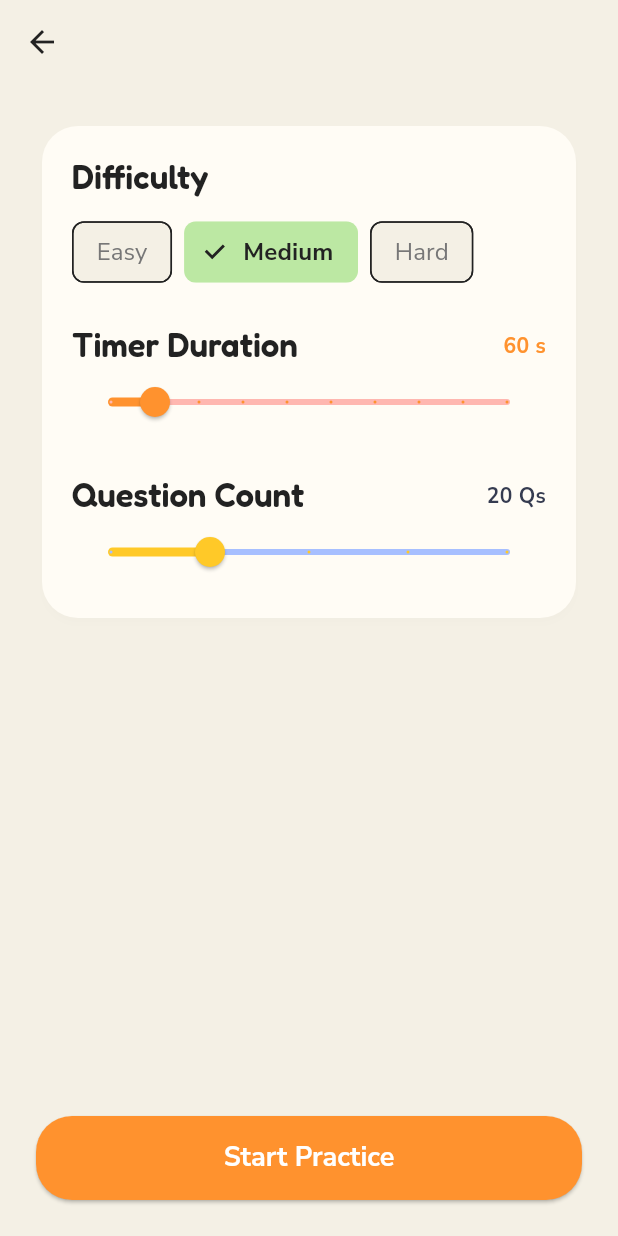
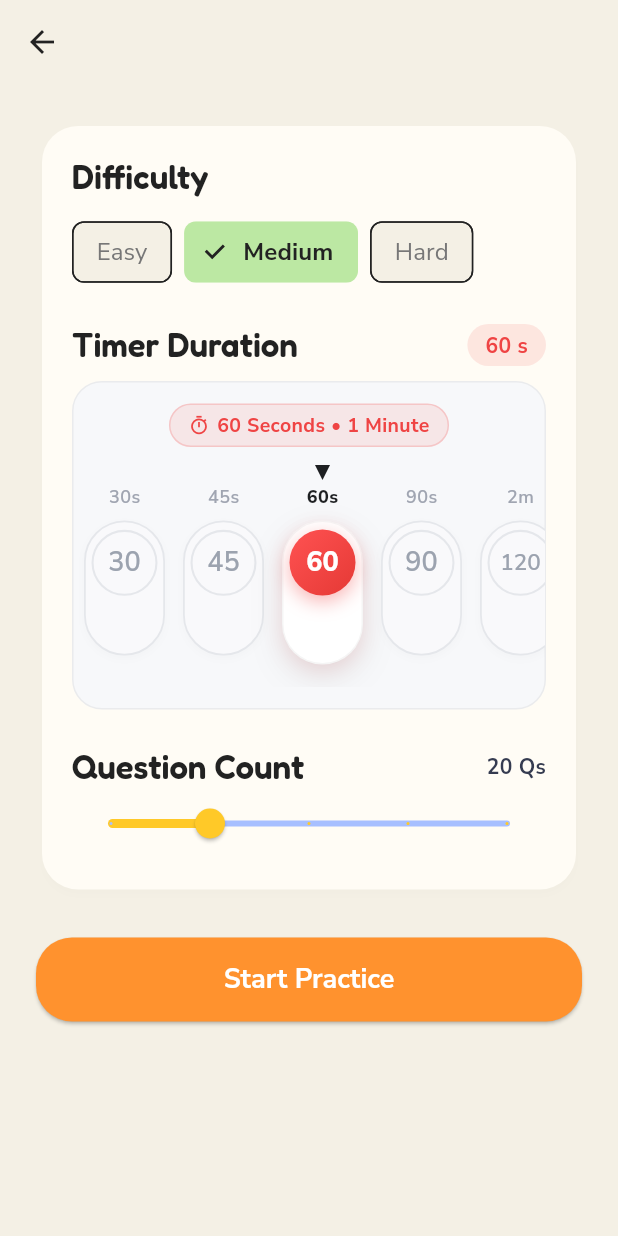
Before and after one commit to ajaydy2006-web/maths-solver, a Flutter app: the ConfigurationScreen screen opened directly with empty values, on a phone screen of 412 x 824 dp. Run offline on Flutter 3.47's test engine with Material 3 defaults, Android fonts, the phone set to English and light mode, and no system bars; our stand-ins replace flutter_riverpod, go_router, google_fonts, sqflite; accounts and stored records are empty.

Commit message:
Add calendar-inspired time selector with sliding animation and red highlight

```diff
--- a/lib/core/theme.dart
+++ b/lib/core/theme.dart
@@ -80,7 +80,7 @@ class AppTheme {
           ),
         ),
       ),
-      cardTheme: CardTheme(
+      cardTheme: CardThemeData(
         color: AppColors.surfacePrimary,
         shape: RoundedRectangleBorder(
           borderRadius: BorderRadius.circular(24),
--- a/lib/features/practice/configuration_screen.dart
+++ b/lib/features/practice/configuration_screen.dart
@@ -3,6 +3,7 @@ import 'package:flutter_riverpod/flutter_riverpod.dart';
 import 'package:go_router/go_router.dart';
 import '../../core/theme.dart';
 import '../../data/models.dart';
+import 'widgets/calendar_time_selector.dart';
 
 class ConfigurationScreen extends ConsumerStatefulWidget {
   final String category;
@@ -29,7 +30,7 @@ class _ConfigurationScreenState extends ConsumerState<ConfigurationScreen> {
         ),
       ),
       body: SafeArea(
-        child: Padding(
+        child: SingleChildScrollView(
           padding: const EdgeInsets.all(24.0),
           child: Column(
             crossAxisAlignment: CrossAxisAlignment.stretch,
@@ -68,20 +69,36 @@ class _ConfigurationScreenState extends ConsumerState<ConfigurationScreen> {
                         mainAxisAlignment: MainAxisAlignment.spaceBetween,
                         children: [
                           Text("Timer Duration", style: Theme.of(context).textTheme.titleLarge),
-                          Text("$_timerSeconds s", style: const TextStyle(fontWeight: FontWeight.bold, color: AppColors.primaryOrange)),
+                          Container(
+                            padding: const EdgeInsets.symmetric(horizontal: 12, vertical: 4),
+                            decoration: BoxDecoration(
+                              color: const Color(0xFFEF4444).withOpacity(0.12),
+                              borderRadius: BorderRadius.circular(16),
+                            ),
+                            child: Text(
+                              "$_timerSeconds s",
+                              style: const TextStyle(
+                                fontWeight: FontWeight.bold,
+                                color: Color(0xFFEF4444),
+                              ),
+                            ),
+                          ),
                         ],
                       ),
-                      Slider(
-                        value: _timerSeconds.toDouble(),
-                        min: 30,
-                        max: 300,
-                        divisions: 9,
-                        label: '$_timerSeconds s',
-                        activeColor: AppColors.primaryOrange,
-                        inactiveColor: AppColors.pastelPink,
-                        onChanged: (val) {
-                          setState(() => _timerSeconds = val.toInt());
-                        },
+                      const SizedBox(height: 10),
+                      // Calendar-inspired time selector
+                      Container(
+                        decoration: BoxDecoration(
+                          color: const Color(0xFFF7F8FA),
+                          borderRadius: BorderRadius.circular(20),
+                          border: Border.all(color: const Color(0xFFEAEBED), width: 1),
+                        ),
+                        child: CalendarTimeSelector(
+                          selectedSeconds: _timerSeconds,
+                          onTimeChanged: (val) {
+                            setState(() => _timerSeconds = val);
+                          },
+                        ),
                       ),
                       const SizedBox(height: 24),
                       Row(
@@ -107,7 +124,7 @@ class _ConfigurationScreenState extends ConsumerState<ConfigurationScreen> {
                   ),
                 ),
               ),
-              const Spacer(),
+              const SizedBox(height: 28),
               SizedBox(
                 height: 56,
                 child: ElevatedButton(
--- /dev/null
+++ b/lib/features/practice/widgets/calendar_time_selector.dart
@@ -0,0 +1,434 @@
+import 'package:flutter/material.dart';
+import 'package:flutter/services.dart';
+import 'package:google_fonts/google_fonts.dart';
+
+/// A time option model representing practice duration.
+class CalcupTimeOption {
+  final int seconds;
+  final String topLabel;
+  final String displayValue;
+  final String label;
+
+  const CalcupTimeOption({
+    required this.seconds,
+    required this.topLabel,
+    required this.displayValue,
+    required this.label,
+  });
+}
+
+/// Calendar-inspired time selector with smooth sliding animation,
+/// elongated pill capsules, inverted triangle pointer, and red highlighted selection.
+class CalendarTimeSelector extends StatefulWidget {
+  final int selectedSeconds;
+  final ValueChanged<int> onTimeChanged;
+  final List<CalcupTimeOption>? options;
+
+  const CalendarTimeSelector({
+    Key? key,
+    required this.selectedSeconds,
+    required this.onTimeChanged,
+    this.options,
+  }) : super(key: key);
+
+  static const List<CalcupTimeOption> defaultOptions = [
+    CalcupTimeOption(
+      seconds: 15,
+      topLabel: '15s',
+      displayValue: '15',
+      label: '15 Seconds • Blitz',
+    ),
+    CalcupTimeOption(
+      seconds: 30,
+      topLabel: '30s',
+      displayValue: '30',
+      label: '30 Seconds • Rapid',
+    ),
+    CalcupTimeOption(
+      seconds: 45,
+      topLabel: '45s',
+      displayValue: '45',
+      label: '45 Seconds • Speed',
+    ),
+    CalcupTimeOption(
+      seconds: 60,
+      topLabel: '60s',
+      displayValue: '60',
+      label: '60 Seconds • 1 Minute',
+    ),
+    CalcupTimeOption(
+      seconds: 90,
+      topLabel: '90s',
+      displayValue: '90',
+      label: '90 Seconds • 1.5 Mins',
+    ),
+    CalcupTimeOption(
+      seconds: 120,
+      topLabel: '2m',
+      displayValue: '120',
+      label: '120 Seconds • 2 Minutes',
+    ),
+    CalcupTimeOption(
+      seconds: 180,
+      topLabel: '3m',
+      displayValue: '180',
+      label: '180 Seconds • 3 Minutes',
+    ),
+    CalcupTimeOption(
+      seconds: 240,
+      topLabel: '4m',
+      displayValue: '240',
+      label: '240 Seconds • 4 Minutes',
+    ),
+    CalcupTimeOption(
+      seconds: 300,
+      topLabel: '5m',
+      displayValue: '300',
+      label: '300 Seconds • 5 Minutes',
+    ),
+  ];
+
+  @override
+  State<CalendarTimeSelector> createState() => _CalendarTimeSelectorState();
+}
+
+class _CalendarTimeSelectorState extends State<CalendarTimeSelector> {
+  late final ScrollController _scrollController;
+  final GlobalKey _containerKey = GlobalKey();
+  final Map<int, GlobalKey> _itemKeys = {};
+
+  List<CalcupTimeOption> get _options =>
+      widget.options ?? CalendarTimeSelector.defaultOptions;
+
+  static const double _itemWidth = 56.0;
+  static const double _itemSpacing = 12.0;
+
+  @override
+  void initState() {
+    super.initState();
+    _scrollController = ScrollController();
+    for (int i = 0; i < _options.length; i++) {
+      _itemKeys[i] = GlobalKey();
+    }
+    WidgetsBinding.instance.addPostFrameCallback((_) {
+      _scrollToActiveIndex(animated: false);
+    });
+  }
+
+  @override
+  void didUpdateWidget(covariant CalendarTimeSelector oldWidget) {
+    super.didUpdateWidget(oldWidget);
+    if (oldWidget.selectedSeconds != widget.selectedSeconds) {
+      WidgetsBinding.instance.addPostFrameCallback((_) {
+        _scrollToActiveIndex(animated: true);
+      });
+    }
+  }
+
+  @override
+  void dispose() {
+    _scrollController.dispose();
+    super.dispose();
+  }
+
+  int get _selectedIndex {
+    final idx = _options.indexWhere((opt) => opt.seconds == widget.selectedSeconds);
+    return idx >= 0 ? idx : 0;
+  }
+
+  void _scrollToActiveIndex({bool animated = true}) {
+    if (!_scrollController.hasClients) return;
+
+    final targetIndex = _selectedIndex;
+    final viewportWidth = _scrollController.position.viewportDimension;
+    final totalItemWidth = _itemWidth + _itemSpacing;
+
+    // Center the target item in the scrollable view
+    final targetOffset = (targetIndex * totalItemWidth + _itemWidth / 2) - (viewportWidth / 2);
+    final clampedOffset = targetOffset.clamp(
+      0.0,
+      _scrollController.position.maxScrollExtent,
+    );
+
+    if (animated) {
+      _scrollController.animateTo(
+        clampedOffset,
+        duration: const Duration(milliseconds: 320),
+        curve: Curves.easeOutCubic,
+      );
+    } else {
+      _scrollController.jumpTo(clampedOffset);
+    }
+  }
+
+  void _onItemTapped(int index) {
+    HapticFeedback.selectionClick();
+    final option = _options[index];
+    widget.onTimeChanged(option.seconds);
+    _scrollToActiveIndex(animated: true);
+  }
+
+  @override
+  Widget build(BuildContext context) {
+    final selectedOption = _options[_selectedIndex];
+
+    return Container(
+      key: _containerKey,
+      padding: const EdgeInsets.symmetric(vertical: 14.0),
+      child: Column(
+        mainAxisSize: MainAxisSize.min,
+        children: [
+          // Active label badge (smooth feedback)
+          Padding(
+            padding: const EdgeInsets.only(bottom: 12.0),
+            child: AnimatedSwitcher(
+              duration: const Duration(milliseconds: 250),
+              transitionBuilder: (child, animation) {
+                return FadeTransition(
+                  opacity: animation,
+                  child: SlideTransition(
+                    position: Tween<Offset>(
+                      begin: const Offset(0, 0.15),
+                      end: Offset.zero,
+                    ).animate(animation),
+                    child: child,
+                  ),
+                );
+              },
+              child: Row(
+                key: ValueKey<int>(selectedOption.seconds),
+                mainAxisAlignment: MainAxisAlignment.center,
+                children: [
+                  Container(
+                    padding: const EdgeInsets.symmetric(horizontal: 12, vertical: 4),
+                    decoration: BoxDecoration(
+                      color: const Color(0xFFEF4444).withOpacity(0.1),
+                      borderRadius: BorderRadius.circular(16),
+                      border: Border.all(
+                        color: const Color(0xFFEF4444).withOpacity(0.2),
+                        width: 1,
+                      ),
+                    ),
+                    child: Row(
+                      mainAxisSize: MainAxisSize.min,
+                      children: [
+                        const Icon(
+                          Icons.timer_outlined,
+                          size: 14,
+                          color: Color(0xFFEF4444),
+                        ),
+                        const SizedBox(width: 5),
+                        Text(
+                          selectedOption.label,
+                          style: GoogleFonts.nunitoSans(
+                            fontSize: 13,
+                            fontWeight: FontWeight.w700,
+                            color: const Color(0xFFEF4444),
+                          ),
+                        ),
+                      ],
+                    ),
+                  ),
+                ],
+              ),
+            ),
+          ),
+
+          // Horizontal Sliding Picker List
+          SizedBox(
+            height: 148,
+            child: ListView.separated(
+              controller: _scrollController,
+              scrollDirection: Axis.horizontal,
+              physics: const BouncingScrollPhysics(),
+              padding: const EdgeInsets.symmetric(horizontal: 16.0),
+              itemCount: _options.length,
+              separatorBuilder: (context, index) => const SizedBox(width: _itemSpacing),
+              itemBuilder: (context, index) {
+                final option = _options[index];
+                final isSelected = index == _selectedIndex;
+
+                return _CalendarTimeItem(
+                  key: _itemKeys[index],
+                  option: option,
+                  isSelected: isSelected,
+                  onTap: () => _onItemTapped(index),
+                );
+              },
+            ),
+          ),
+        ],
+      ),
+    );
+  }
+}
+
+/// An individual item in the calendar-inspired time selector
+class _CalendarTimeItem extends StatelessWidget {
+  final CalcupTimeOption option;
+  final bool isSelected;
+  final VoidCallback onTap;
+
+  const _CalendarTimeItem({
+    Key? key,
+    required this.option,
+    required this.isSelected,
+    required this.onTap,
+  }) : super(key: key);
+
+  @override
+  Widget build(BuildContext context) {
+    return GestureDetector(
+      onTap: onTap,
+      behavior: HitTestBehavior.opaque,
+      child: Column(
+        mainAxisSize: MainAxisSize.min,
+        children: [
+          // Inverted Black Triangle Pointer (visible only on active selection)
+          SizedBox(
+            height: 10,
+            child: AnimatedOpacity(
+              duration: const Duration(milliseconds: 220),
+              opacity: isSelected ? 1.0 : 0.0,
+              child: CustomPaint(
+                size: const Size(10, 7),
+                painter: _InvertedTrianglePainter(color: const Color(0xFF1E2022)),
+              ),
+            ),
+          ),
+          const SizedBox(height: 3),
+
+          // Top label (e.g. 15s, 30s, 1m)
+          AnimatedDefaultTextStyle(
+            duration: const Duration(milliseconds: 200),
+            style: GoogleFonts.nunitoSans(
+              fontSize: 12,
+              fontWeight: isSelected ? FontWeight.w800 : FontWeight.w600,
+              color: isSelected ? const Color(0xFF1E2022) : const Color(0xFFA0A5B1),
+              letterSpacing: 0.3,
+            ),
+            child: Text(option.topLabel),
+          ),
+          const SizedBox(height: 8),
+
+          // Elongated Capsule Card
+          AnimatedContainer(
+            duration: const Duration(milliseconds: 250),
+            curve: Curves.easeOutCubic,
+            width: 54,
+            height: isSelected ? 96 : 90,
+            decoration: BoxDecoration(
+              color: isSelected ? Colors.white : const Color(0xFFF9F9FB),
+              borderRadius: BorderRadius.circular(27),
+              border: Border.all(
+                color: isSelected
+                    ? Colors.black.withOpacity(0.04)
+                    : const Color(0xFFE5E7EB),
+                width: isSelected ? 1.0 : 1.2,
+              ),
+              boxShadow: isSelected
+                  ? [
+                      BoxShadow(
+                        color: Colors.black.withOpacity(0.08),
+                        blurRadius: 18,
+                        offset: const Offset(0, 8),
+                        spreadRadius: 1,
+                      ),
+                      BoxShadow(
+                        color: const Color(0xFFEF4444).withOpacity(0.12),
+                        blurRadius: 10,
+                        offset: const Offset(0, 4),
+                      ),
+                    ]
+                  : [
+                      BoxShadow(
+                        color: Colors.black.withOpacity(0.02),
+                        blurRadius: 4,
+                        offset: const Offset(0, 2),
+                      ),
+                    ],
+            ),
+            child: Column(
+              children: [
+                Padding(
+                  padding: const EdgeInsets.only(top: 5.0),
+                  child: AnimatedContainer(
+                    duration: const Duration(milliseconds: 250),
+                    curve: Curves.easeOutCubic,
+                    width: 44,
+                    height: 44,
+                    decoration: BoxDecoration(
+                      shape: BoxShape.circle,
+                      gradient: isSelected
+                          ? const LinearGradient(
+                              colors: [Color(0xFFFF5252), Color(0xFFE53935)],
+                              begin: Alignment.topLeft,
+                              end: Alignment.bottomRight,
+                            )
+                          : null,
+                      color: isSelected ? null : Colors.transparent,
+                      border: isSelected
+                          ? null
+                          : Border.all(
+                              color: const Color(0xFFE5E7EB),
+                              width: 1.4,
+                            ),
+                      boxShadow: isSelected
+                          ? [
+                              BoxShadow(
+                                color: const Color(0xFFEF4444).withOpacity(0.40),
+                                blurRadius: 10,
+                                offset: const Offset(0, 4),
+                              ),
+                            ]
+                          : null,
+                    ),
+                    alignment: Alignment.center,
+                    child: AnimatedDefaultTextStyle(
+                      duration: const Duration(milliseconds: 200),
+                      style: GoogleFonts.nunitoSans(
+                        fontSize: option.displayValue.length > 2 ? 15 : 18,
+                        fontWeight: isSelected ? FontWeight.w800 : FontWeight.w600,
+                        color: isSelected ? Colors.white : const Color(0xFF9CA3AF),
+                      ),
+                      child: Text(option.displayValue),
+                    ),
+                  ),
+                ),
+                // Smooth rounded lower pill body (matches image design)
+                const Spacer(),
+              ],
+            ),
+          ),
+        ],
+      ),
+    );
+  }
+}
+
+/// Custom painter for the inverted downward-pointing triangle indicator
+class _InvertedTrianglePainter extends CustomPainter {
+  final Color color;
+
+  const _InvertedTrianglePainter({required this.color});
+
+  @override
+  void paint(Canvas canvas, Size size) {
+    final paint = Paint()
+      ..color = color
+      ..style = PaintingStyle.fill;
+
+    final path = Path()
+      ..moveTo(0, 0)
+      ..lineTo(size.width, 0)
+      ..lineTo(size.width / 2, size.height)
+      ..close();
+
+    canvas.drawPath(path, paint);
+  }
+
+  @override
+  bool shouldRepaint(covariant _InvertedTrianglePainter oldDelegate) {
+    return oldDelegate.color != color;
+  }
+}
```
Also changed, not shown: pubspec.lock (added), 1 other file.
